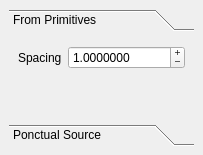
The window that inputGen/ui/samplegeneratorfactory.ui (amonszpart/RAPter) describes before a commit, drawn with Qt 5.
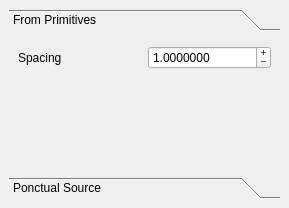
The same window after the commit.

The edit to the form file:
```diff
--- a/inputGen/ui/samplegeneratorfactory.ui
+++ b/inputGen/ui/samplegeneratorfactory.ui
@@ -2,12 +2,17 @@
 <ui version="4.0">
  <class>SampleGeneratorFactory</class>
  <widget class="QDockWidget" name="SampleGeneratorFactory">
+  <property name="geometry">
+   <rect>
+    <x>0</x>
+    <y>0</y>
+    <width>289</width>
+    <height>208</height>
+   </rect>
+  </property>
  <property name="windowTitle">
   <string>Sample Generators</string>
  </property>
- <attribute name="dockWidgetArea">
-  <number>2</number>
- </attribute>
  <widget class="QWidget" name="dockWidgetContents">
   <layout class="QGridLayout" name="gridLayout_2">
    <item row="0" column="0">
@@ -20,8 +25,8 @@
        <rect>
         <x>0</x>
         <y>0</y>
-        <width>305</width>
-        <height>496</height>
+         <width>271</width>
+         <height>95</height>
        </rect>
       </property>
       <attribute name="label">
```
Left out of the diff: 43 changed lines with no effect on the pictures. Lines whose indentation alone changed are shown as unchanged.
